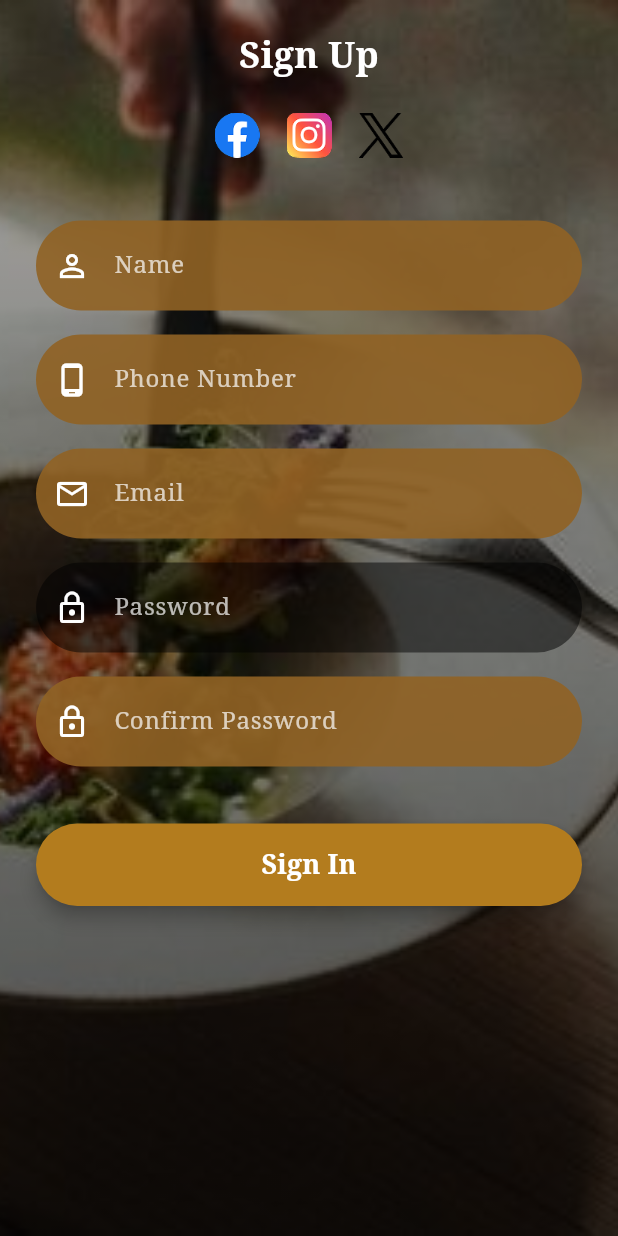
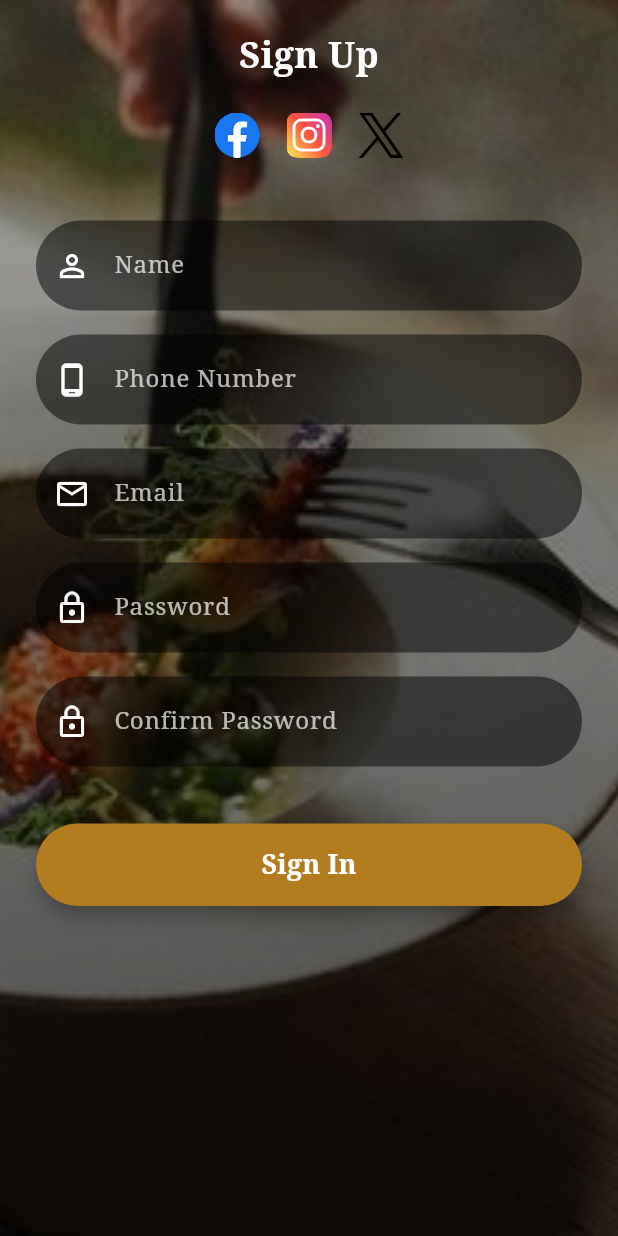
Before and after one commit to Leathelson/restaurant-app, a Flutter app: the screen it shows after launch, after a tap on an icon or button, on a phone screen of 412 x 824 dp. Run offline on Flutter 3.47's test engine with Material 3 defaults, Android fonts, the light colour scheme and no system bars; our stand-ins replace shared_preferences, table_calendar; network calls fail.

Commit message:
Ui changes

```diff
--- a/lib/models/app_data.dart
+++ b/lib/models/app_data.dart
@@ -100,7 +100,7 @@ class AppData {
       price: 1000.00,
       image: "assets/images/food2.png",
       rating: 4.9,
-      description: "East Coast style citrus-garlic shrimp platter",
+      description: "Succulent shrimp sautéed in fragrant garlic and bright citrus, finished with a touch of butter and coastal herbs. Inspired by classic East Coast seafood traditions, this platter delivers fresh, zesty flavors with a rich, savory finish.",
     ),
     // FoodItem(
     //   id: "3",
--- a/lib/screens/auth/login_screen.dart
+++ b/lib/screens/auth/login_screen.dart
@@ -191,7 +191,7 @@ class _LoginScreenState extends State<LoginScreen> {
                     controller: _emailController,
                     hint: "Email",
                     icon: Icons.email_outlined,
-                    fillColor: goldCard.withOpacity(0.95),
+                    fillColor: Colors.black.withOpacity(0.45),
                     keyboard: TextInputType.emailAddress,
                   ),
 
@@ -207,7 +207,13 @@ class _LoginScreenState extends State<LoginScreen> {
                   const SizedBox(height: 8),
 
                   // remember + forgot
-                  Row(
+                  Container(
+                    padding: const EdgeInsets.symmetric(horizontal: 4, vertical: 6),
+                    decoration: BoxDecoration(
+                      color: Colors.grey.withOpacity(0.50),
+                      borderRadius: BorderRadius.circular(30),
+                    ),
+                    child: Row(
                       children: [
                         Checkbox(
                           value: _remember,
@@ -222,27 +228,33 @@ class _LoginScreenState extends State<LoginScreen> {
                           activeColor: gold,
                           checkColor: Colors.black,
                         ),
-                      const SizedBox(width: 6),
+                        const SizedBox(width: 4),
                         const Expanded(
                           child: Text(
                             'Remember me',
-                          style: TextStyle(color: Colors.white, fontSize: 14),
+                            style: TextStyle(color: Colors.white, fontSize: 14,),
+
                           ),
                         ),
                         GestureDetector(
                           onTap: () {
                             // TODO: forgot password flow
                           },
+                          child: Padding(
+                            padding: const EdgeInsets.symmetric(horizontal: 10, vertical: 4),
                             child: const Text(
-                          'forgot password?',
+                            'Forgot Password?',
                             style: TextStyle(
-                            color: Color.fromARGB(255, 181, 47, 47),
-                            fontWeight: FontWeight.bold,
+                              color: Color.fromARGB(255, 170, 47, 47),
                               decoration: TextDecoration.underline,
+                              decorationColor: Color.fromARGB(255, 170, 47, 47),
                             ),
                           ),
                         ),
+                      ),
+
                     ],
+                  ),
                   ),
 
                   const SizedBox(height: 18),
@@ -324,10 +336,18 @@ class _LoginScreenState extends State<LoginScreen> {
           prefixIcon: Icon(icon, color: Colors.white70),
           filled: true,
           fillColor: fillColor,
-          contentPadding: const EdgeInsets.symmetric(vertical: 18),
-          border: OutlineInputBorder(
+
+          enabledBorder: OutlineInputBorder(
             borderRadius: BorderRadius.circular(30),
             borderSide: BorderSide.none,
+          ),
+
+          contentPadding:
+              const EdgeInsets.symmetric(vertical: 18, horizontal: 20),
+            focusedBorder: OutlineInputBorder(
+              borderRadius: BorderRadius.circular(30),
+              borderSide: BorderSide(color: Color.fromARGB(255, 80, 80, 80).withOpacity(0.60),
+              width: 3),
           ),
         ),
       ),
--- a/lib/screens/auth/register_screen.dart
+++ b/lib/screens/auth/register_screen.dart
@@ -149,20 +149,20 @@ class _RegisterScreenState extends State<RegisterScreen> {
                           controller: _nameController,
                           hint: 'Name',
                           icon: Icons.person_outline,
-                          fillColor: goldCard.withOpacity(0.9),
+                          fillColor: Colors.black.withOpacity(0.5),
                         ),
                         _inputField(
                           controller: _phoneController,
                           hint: 'Phone Number',
                           icon: Icons.phone_android_outlined,
-                          fillColor: goldCard.withOpacity(0.9),
+                          fillColor: Colors.black.withOpacity(0.5),
                           keyboard: TextInputType.phone,
                         ),
                         _inputField(
                           controller: _emailController,
                           hint: 'Email',
                           icon: Icons.email_outlined,
-                          fillColor: goldCard.withOpacity(0.9),
+                          fillColor: Colors.black.withOpacity(0.5),
                           keyboard: TextInputType.emailAddress,
                         ),
                         _inputField(
@@ -176,7 +176,7 @@ class _RegisterScreenState extends State<RegisterScreen> {
                           controller: _confirmController,
                           hint: 'Confirm Password',
                           icon: Icons.lock_outline,
-                          fillColor: goldCard.withOpacity(0.9),
+                          fillColor: Colors.black.withOpacity(0.5),
                           obscure: true,
                         ),
                         const SizedBox(height: 30),
@@ -236,11 +236,18 @@ class _RegisterScreenState extends State<RegisterScreen> {
           prefixIcon: Icon(icon, color: Colors.white),
           filled: true,
           fillColor: fillColor,
+
+          enabledBorder: OutlineInputBorder(
+            borderRadius: BorderRadius.circular(30),
+            borderSide: BorderSide.none,
+          ),
+
           contentPadding:
               const EdgeInsets.symmetric(vertical: 18, horizontal: 20),
-          border: OutlineInputBorder(
-            borderRadius: BorderRadius.circular(30),
-            borderSide: BorderSide.none,
+            focusedBorder: OutlineInputBorder(
+              borderRadius: BorderRadius.circular(30),
+              borderSide: BorderSide(color: Color.fromARGB(255, 80, 80, 80).withOpacity(0.60),
+              width: 5),
           ),
         ),
       ),
--- a/lib/screens/checkout/checkout_screen.dart
+++ b/lib/screens/checkout/checkout_screen.dart
@@ -151,7 +151,7 @@ class _CheckoutScreenState extends State<CheckoutScreen> {
             child: TextField(
               decoration: InputDecoration(
                 hintText: 'Do you have any discount code?',
-                hintStyle: TextStyle(color: Colors.black54),
+                hintStyle: TextStyle(color: Color.fromARGB(255, 255, 255, 255)),
                 border: UnderlineInputBorder(),
               ),
             ),
@@ -207,6 +207,7 @@ class _CheckoutScreenState extends State<CheckoutScreen> {
                         style: TextStyle(
                           fontSize: 18,
                           fontWeight: FontWeight.w600,
+                          color: Colors.white,
                         ),
                       ),
                     ),
--- a/lib/services/socket_service.dart
+++ b/lib/services/socket_service.dart
@@ -11,7 +11,7 @@ class SocketService {
 
   SocketService._internal() {
     _channel = WebSocketChannel.connect(
-      Uri.parse('ws://192.168.100.58:3000'), // Android emulator for smrithi
+      Uri.parse('ws://10.0.2.2:3000'), // Android emulator
     );
 
     _broadcastStream = _channel.stream.asBroadcastStream();
```
Also changed, not shown: lib/screens/dashboard/dashboard_screen.dart (+8 -7 lines), lib/screens/food/food_detail_screen.dart (+7 -6 lines), 1 other file. Lines whose indentation alone changed are shown as unchanged.
